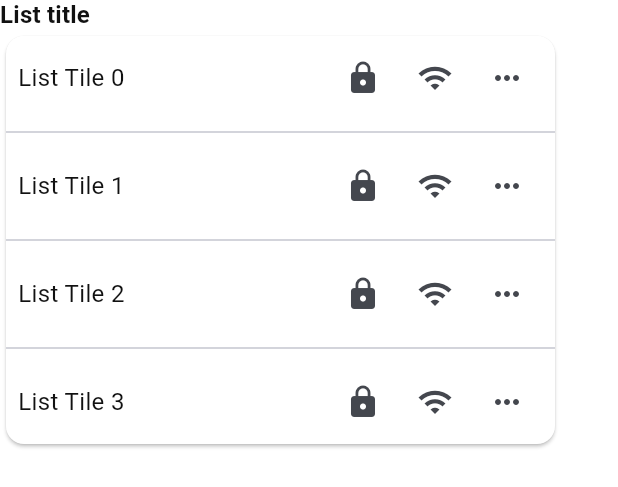
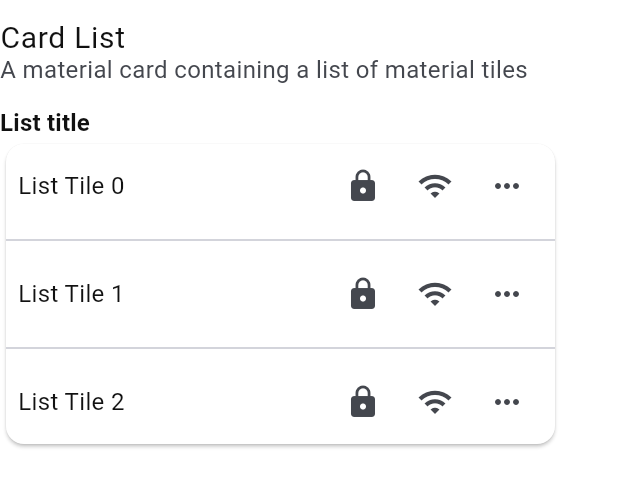
Before and after one commit to gabrielyea/material3_sample, a Flutter app: the AgtonomyCardList widget shown alone on an empty page, opened directly, on a phone screen of 412 x 824 dp. Shown: the top 487 px of the screen. Run offline on Flutter 3.47's test engine with Material 2 defaults, Android fonts, the phone set to English and light mode, and no system bars; our stand-ins replace google_fonts.

Commit message:
fix: add labels

```diff
--- a/material_3_demo/lib/agtonomy_components/agtonomy_containers.dart
+++ b/material_3_demo/lib/agtonomy_components/agtonomy_containers.dart
@@ -21,8 +21,16 @@ class AgtonomyCardList extends StatelessWidget {
       height: 300,
       width: 374,
       child: Column(
+        crossAxisAlignment: CrossAxisAlignment.start,
         children: [
-          Align(alignment: Alignment.centerLeft, child: Text("List title", style: Theme.of(context).textTheme.titleMedium)),
+          ListTile(
+            contentPadding: EdgeInsets.zero,
+            title: Text('Card List'),
+            subtitle: Text('A material card containing a list of material tiles'),
+          ),
+          Align(
+              alignment: Alignment.centerLeft,
+              child: Text("List title", style: Theme.of(context).textTheme.titleMedium)),
           Expanded(
             child: Card(
               color: Theme.of(context).colorScheme.surface,
```
